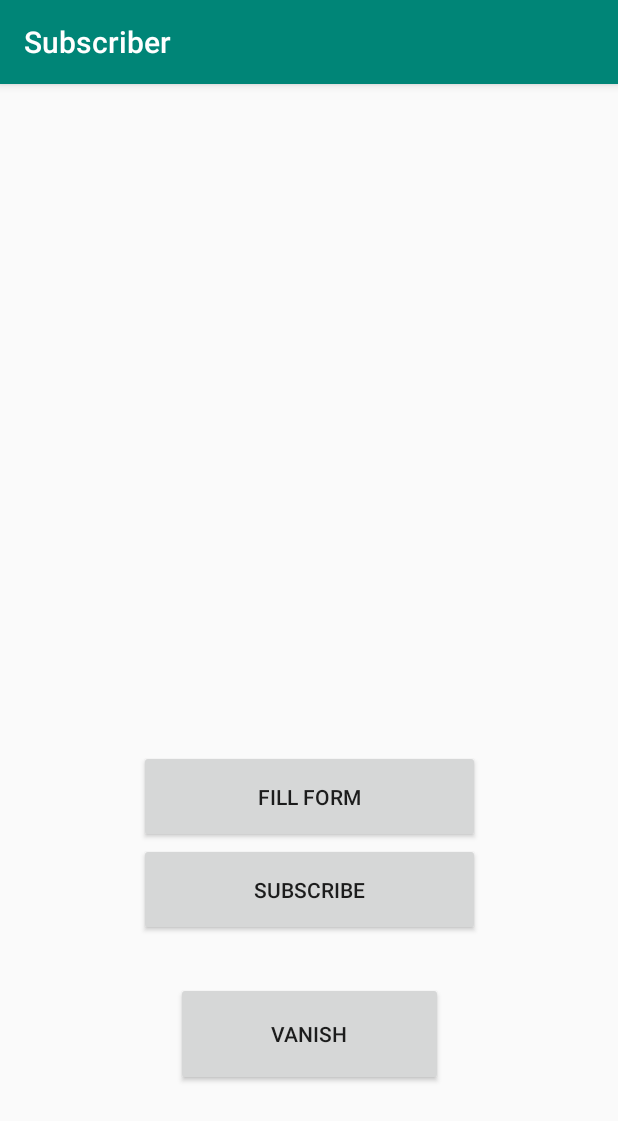
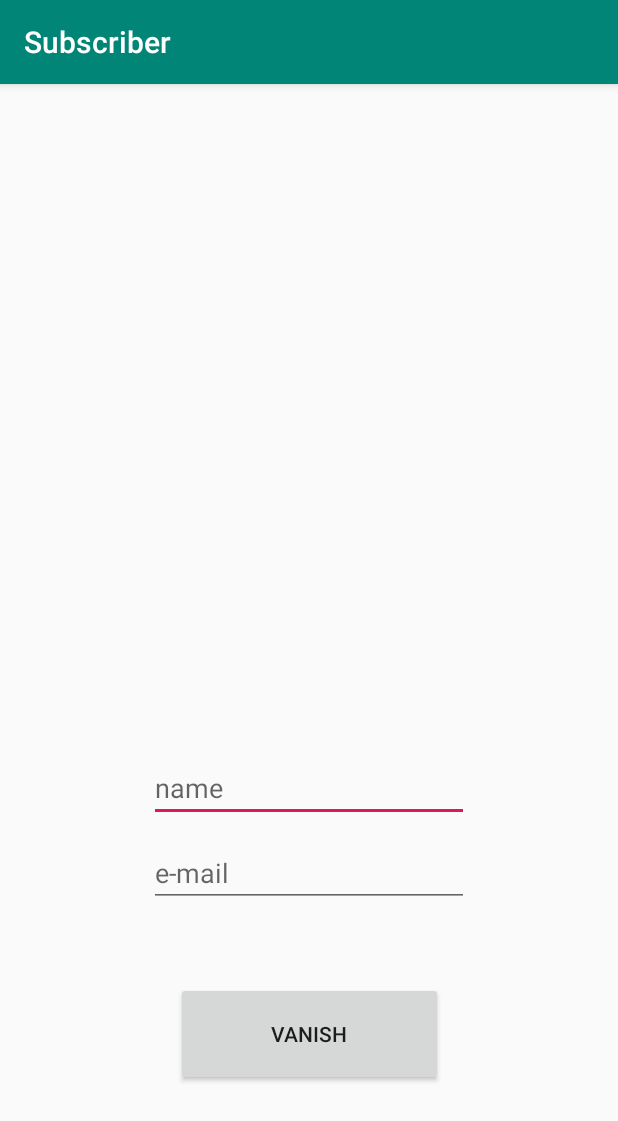
Before and after one commit to jembiq/CherepanovSubscribeApp, an Android app: the screen it shows after launch (FormActivity), on a phone screen of 412 x 824 dp. Shown: the top 1121 px of the screen. Run offline under Robolectric (Android 15) with nearby library versions, the phone set to English and light mode, and no system bars.

Commit message:
refactor: passord -> e-mail

```diff
--- a/app/src/main/java/com/example/subscriber/FormActivity.java
+++ b/app/src/main/java/com/example/subscriber/FormActivity.java
@@ -38,32 +38,25 @@ public class FormActivity extends AppCompatActivity {
 
     public void initAndSubscribe() {
         Button subscribeButton = (Button) findViewById(R.id.subscribeButton);
-        final EditText userName = (EditText) findViewById(R.id.nameField);
-        final EditText userPassword = (EditText) findViewById(R.id.passwordField);
         final TextView outputField = (TextView) findViewById(R.id.outputField);
-        String name;
-        String password;
 
-        name = userName.getText().toString();
-        password = userPassword.getText().toString();
+        subscribeButton.setOnClickListener(new View.OnClickListener() {
+            @Override
+            public void onClick(View v) {
+                EditText userName = (EditText) findViewById(R.id.nameField);
+                EditText userMail = (EditText) findViewById(R.id.eMailField);
+                String name = userName.getText().toString();
+                String eMail = userMail.getText().toString();
 
-        if ("" == name | "" == password) {
-            subscribeButton.setOnClickListener(new View.OnClickListener() {
-                @Override
-                public void onClick(View v) {
+                if (name == "" | eMail == "") {
                     outputField.setText("Fill all fields!");
                 }
-            });
-        }
-        else {
-            subscribeButton.setOnClickListener(new View.OnClickListener() {
-                @Override
-                public void onClick(View v) {
+                else {
                     outputField.setText("Subscribed as " + userName.getText() +
-                            " " + userPassword.getText());
+                            " " + userMail.getText());
                 }
-            });
-        }
+            }
+        });
     }
 
     public void showButtons() {
@@ -80,14 +73,14 @@ public class FormActivity extends AppCompatActivity {
 
     public void vanish() {
         Button vanishButton = (Button) findViewById(R.id.vanishButton);
-        final EditText userName = (EditText) findViewById(R.id.nameField);
-        final EditText userPassword = (EditText) findViewById(R.id.passwordField);
+        final TextView userName = (TextView) findViewById(R.id.nameField);
+        final TextView userMail = (TextView) findViewById(R.id.eMailField);
 
         vanishButton.setOnClickListener(new View.OnClickListener() {
             @Override
             public void onClick(View v) {
                 userName.setText("");
-                userPassword.setText("");
+                userMail.setText("");
             }
         });
     }
--- a/app/src/main/res/layout/activity_main.xml
+++ b/app/src/main/res/layout/activity_main.xml
@@ -25,6 +25,33 @@
             app:layout_constraintStart_toStartOf="parent"
             app:layout_constraintTop_toTopOf="parent" />
 
+        <EditText
+            android:id="@+id/nameField"
+            android:layout_width="wrap_content"
+            android:layout_height="wrap_content"
+            android:layout_marginBottom="11dp"
+            android:ems="10"
+            android:hint="@string/hint_name"
+            android:inputType="textPersonName"
+            android:singleLine="false"
+            android:text="@string/user_name"
+            app:layout_constraintBottom_toTopOf="@+id/eMailField"
+            app:layout_constraintEnd_toEndOf="parent"
+            app:layout_constraintStart_toStartOf="parent" />
+
+        <EditText
+            android:id="@+id/eMailField"
+            android:layout_width="wrap_content"
+            android:layout_height="wrap_content"
+            android:layout_marginBottom="50dp"
+            android:ems="10"
+            android:hint="@string/hint_e_mail"
+            android:inputType="textEmailAddress"
+            android:text="@string/e_mail"
+            app:layout_constraintBottom_toTopOf="@+id/vanishButton"
+            app:layout_constraintEnd_toEndOf="parent"
+            app:layout_constraintStart_toStartOf="parent" />
+
         <Button
             android:id="@+id/vanishButton"
             android:layout_width="178dp"
@@ -36,40 +63,13 @@
             app:layout_constraintStart_toStartOf="parent" />
     </androidx.constraintlayout.widget.ConstraintLayout>
 
-    <EditText
-        android:id="@+id/passwordField"
-        android:layout_width="wrap_content"
-        android:layout_height="wrap_content"
-        android:layout_marginBottom="200dp"
-        android:ems="10"
-        android:hint="@string/hint_password"
-        android:inputType="textPassword"
-        android:text="@string/password"
-        app:layout_constraintBottom_toBottomOf="parent"
-        app:layout_constraintEnd_toEndOf="parent"
-        app:layout_constraintStart_toStartOf="parent" />
-
-    <EditText
-        android:id="@+id/nameField"
-        android:layout_width="wrap_content"
-        android:layout_height="wrap_content"
-        android:layout_marginBottom="30dp"
-        android:ems="10"
-        android:hint="@string/hint_name"
-        android:inputType="textPersonName"
-        android:singleLine="false"
-        android:text="@string/user_name"
-        app:layout_constraintBottom_toTopOf="@+id/passwordField"
-        app:layout_constraintEnd_toEndOf="parent"
-        app:layout_constraintStart_toStartOf="parent" />
-
     <LinearLayout
         android:id="@+id/buttonPanel"
         android:layout_width="227dp"
         android:layout_height="124dp"
         android:layout_marginBottom="200dp"
         android:orientation="vertical"
-        android:visibility="visible"
+        android:visibility="gone"
         app:layout_constraintBottom_toBottomOf="parent"
         app:layout_constraintEnd_toEndOf="parent"
         app:layout_constraintStart_toStartOf="parent">
--- a/app/src/main/res/values/strings.xml
+++ b/app/src/main/res/values/strings.xml
@@ -1,9 +1,9 @@
 <resources>
     <string name="app_name">Subscriber</string>
     <string name="user_name"></string>
-    <string name="password"></string>
+    <string name="e_mail"></string>
     <string name="hint_name">name</string>
-    <string name="hint_password">password</string>
+    <string name="hint_e_mail">e-mail</string>
     <string name="type_button">Fill form</string>
     <string name="subscribe_button">Subscribe</string>
     <string name="vanishButton">Vanish</string>
```
Also changed, not shown: 77 other files.
